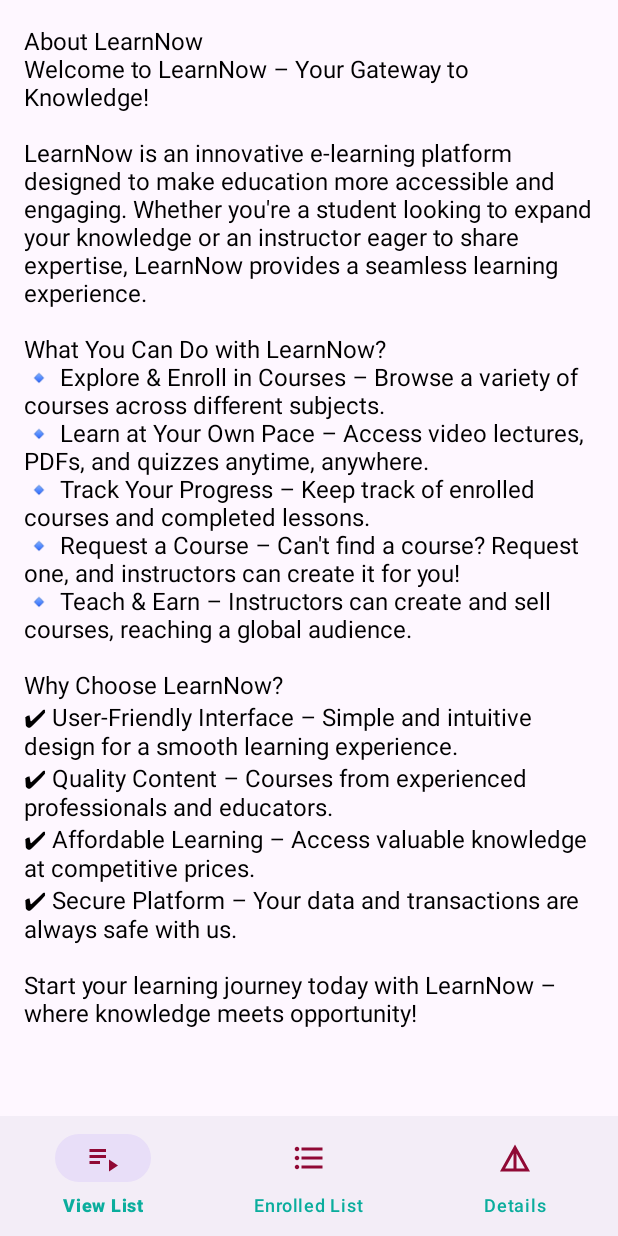
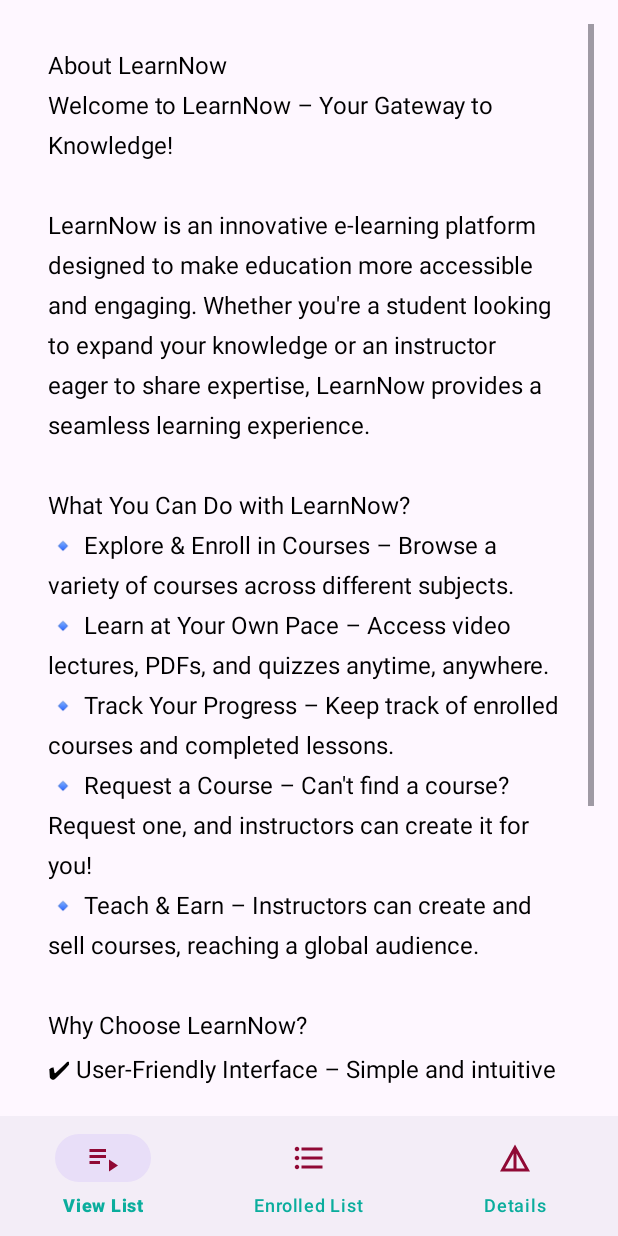
Before and after one commit to MehrabHussain47/LearnNow, an Android app: the fragment DetailsFragment placed in its activity, on a phone screen of 412 x 824 dp. Run offline under Robolectric (Android 15) with nearby library versions, the phone set to English and light mode, and no system bars.

Commit message:
Initial Commit 3

```diff
--- a/app/src/main/java/com/example/learnnow/DetailsFragment.java
+++ b/app/src/main/java/com/example/learnnow/DetailsFragment.java
@@ -1,6 +1,5 @@
 package com.example.learnnow;
 
-import android.annotation.SuppressLint;
 import android.os.Bundle;
 import android.view.LayoutInflater;
 import android.view.View;
@@ -14,7 +13,6 @@ public class DetailsFragment extends Fragment {
 
     private TextView textViewDetails;
 
-    @SuppressLint("MissingInflatedId")
     @Nullable
     @Override
     public View onCreateView(@NonNull LayoutInflater inflater, @Nullable ViewGroup container, @Nullable Bundle savedInstanceState) {
--- a/app/src/main/res/layout/fragment_details.xml
+++ b/app/src/main/res/layout/fragment_details.xml
@@ -3,12 +3,22 @@
     android:layout_width="match_parent"
     android:layout_height="match_parent">
 
+    <!-- ScrollView to make the content scrollable -->
+    <ScrollView
+        android:layout_width="match_parent"
+        android:layout_height="match_parent"
+        android:padding="16dp">
+
+    <!-- TextView for displaying the content -->
     <TextView
         android:id="@+id/textViewDetails"
         android:layout_width="match_parent"
-        android:layout_height="match_parent"
+        android:layout_height="wrap_content"
         android:textSize="16sp"
         android:textColor="@android:color/black"
         android:padding="16dp"
-        android:scrollbars="vertical" />
+        android:scrollbars="vertical"
+        android:lineSpacingExtra="8dp"/>
+
+    </ScrollView>
 </FrameLayout>
```
